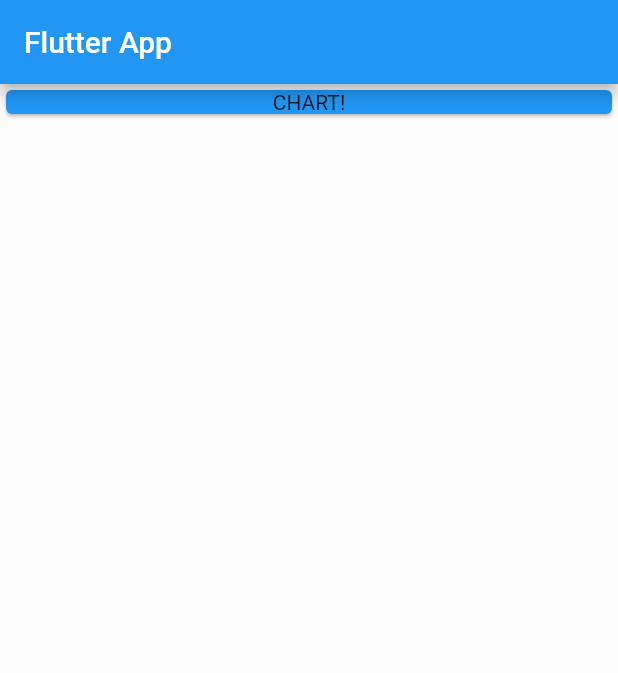
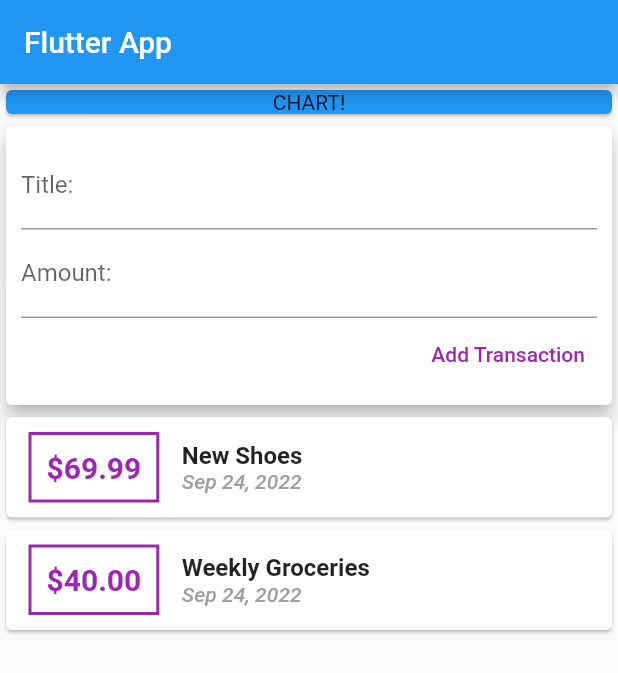
Before and after one commit to kpirabaharan/Flutter, a Flutter app: the screen it shows after launch, on a phone screen of 412 x 824 dp. Shown: the top 673 px of the screen. Run offline on Flutter 3.47's test engine with Material 2 defaults, Android fonts, the phone set to English and light mode, and no system bars.

Commit message:
Section 4 - Widgets: Add New Transaction Complete

```diff
--- a/section_4_widgets/lib/main.dart
+++ b/section_4_widgets/lib/main.dart
@@ -1,4 +1,5 @@
 import 'package:flutter/material.dart';
+import './widgets/user_transactions.dart';
 
 
 void main() => runApp(MyApp());
@@ -34,6 +35,7 @@ class MyHomePage extends StatelessWidget {
               ),
             ),
           ),
+          UserTransactions()
         ],
       ),
     );
--- a/section_4_widgets/lib/widgets/new_transaction.dart
+++ b/section_4_widgets/lib/widgets/new_transaction.dart
@@ -1,8 +1,12 @@
 import 'package:flutter/material.dart';
 
 class NewTransaction extends StatelessWidget {
+  final Function addTx;
+
   final titleController = TextEditingController();
   final amountController = TextEditingController();
+
+  NewTransaction(this.addTx);
 
   @override
   Widget build(BuildContext context) {
@@ -23,8 +27,7 @@ class NewTransaction extends StatelessWidget {
           ),
           TextButton(
             onPressed: () {
-              print(titleController.text);
-              print(amountController.text);
+              addTx(titleController.text, double.parse(amountController.text));
             },
             child: Text('Add Transaction'),
             style: TextButton.styleFrom(foregroundColor: Colors.purple),
--- a/section_4_widgets/lib/widgets/transaction_list.dart
+++ b/section_4_widgets/lib/widgets/transaction_list.dart
@@ -4,10 +4,14 @@ import 'package:intl/intl.dart';
 import '../models/transaction.dart';
 
 class TransactionList extends StatelessWidget {
+  final List<Transaction> transactions;
+
+  TransactionList(this.transactions);
+
   @override
   Widget build(BuildContext context) {
     return Column(
-      children: _userTransactions.map((tx) {
+      children: transactions.map((tx) {
         return Card(
           child: Row(
             children: [
--- a/section_4_widgets/lib/widgets/user_transactions.dart
+++ b/section_4_widgets/lib/widgets/user_transactions.dart
@@ -12,8 +12,7 @@ class UserTransactions extends StatefulWidget {
 }
 
 class _UserTransactionsState extends State<UserTransactions> {
-
-  final _userTransactions = <Transaction>[
+  final List<Transaction> _userTransactions = <Transaction>[
     Transaction(
         id: 't1', title: 'New Shoes', amount: 69.99, date: DateTime.now()),
     Transaction(
@@ -22,10 +21,26 @@ class _UserTransactionsState extends State<UserTransactions> {
         amount: 40.00,
         date: DateTime.now()),
   ];
+
+  void _addNewTransaction(String txTitle, double txAmount) {
+    final newTx = Transaction(
+        title: txTitle,
+        amount: txAmount,
+        date: DateTime.now(),
+        id: DateTime.now().toString());
+
+    setState(() {
+      _userTransactions.add(newTx);
+    });
+  }
+
   @override
   Widget build(BuildContext context) {
     return Column(
-      children: [NewTransaction(), TransactionList()],
+      children: [
+        NewTransaction(_addNewTransaction),
+        TransactionList(_userTransactions),
+      ],
     );
   }
 }
```
